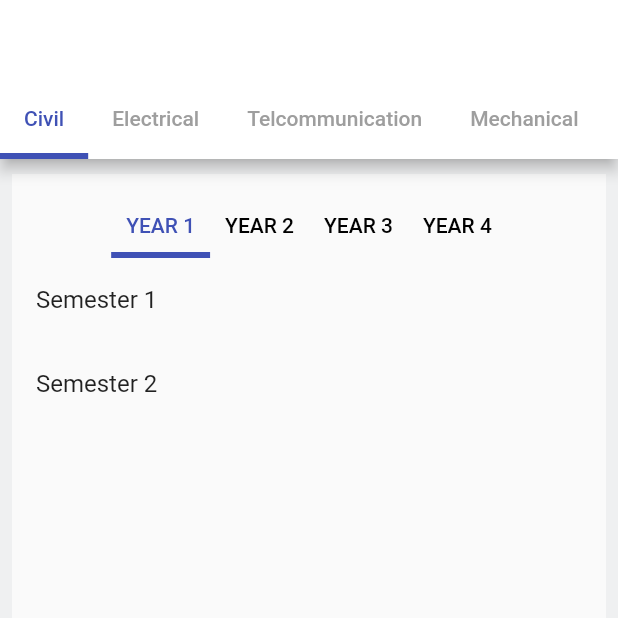
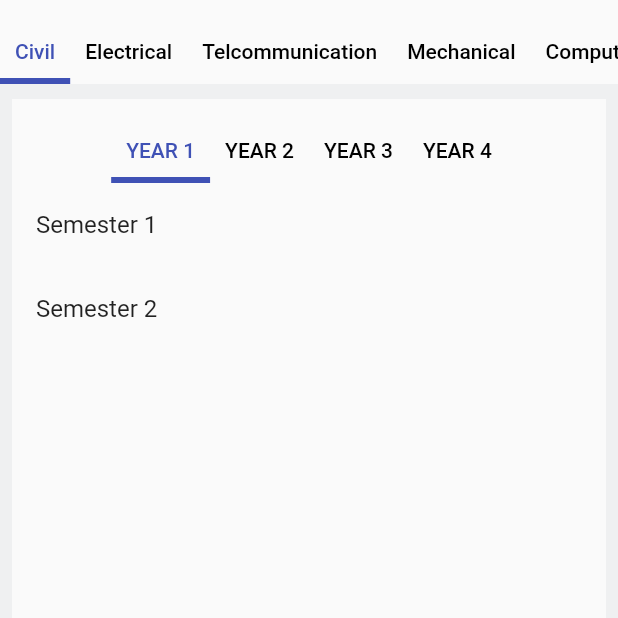
Before and after one commit to nssebirumbi/mes, a Flutter app: the Courses screen opened directly, on a phone screen of 412 x 824 dp, the top half of it. Run offline on Flutter 3.47's test engine with Material 2 defaults, Android fonts, the phone set to English and light mode, and no system bars; our stand-ins replace font_awesome_flutter.

Commit message:
changes in the second level of tabs

```diff
--- a/lib/courses.dart
+++ b/lib/courses.dart
@@ -29,41 +29,51 @@ class _CoursesState extends State<Courses> with SingleTickerProviderStateMixin{
     return DefaultTabController(
       length: 5,
       child: Scaffold(
-        appBar: AppBar(
-          bottom: TabBar(
-            isScrollable: true,
-            indicatorWeight: 4.0,
-            indicatorColor:Color(0xff3f51b5),
-            unselectedLabelColor: Colors.grey,
-             controller: _tabController,
-            tabs: <Widget>[
-              Tab(
-                child:Text('Civil',style: TextStyle( color: _tabController.index == 0
-                          ?  Color( widget.colorVal)
-                          : Colors.grey)),
+        appBar: new PreferredSize(
+          preferredSize: Size.fromHeight(kToolbarHeight),
+          child: new Container(
+            child: new SafeArea(
+              child: Column(
+                children: <Widget>[
+                  new Expanded(child: new Container()),
+                  new TabBar(
+                    isScrollable: true,
+                    controller: _tabController,
+                    labelPadding: EdgeInsets.all(10.0),
+                    indicatorColor: Color(widget.colorVal),
+                    indicatorWeight: 4.0,
+                    tabs: [
+
+                      Text("Civil",
+                          style: TextStyle(
+                              color: _tabController.index == 0
+                                  ? Color(widget.colorVal)
+                                  : Colors.black)),
+                      Text("Electrical",
+                          style: TextStyle(
+                              color: _tabController.index == 1
+                                  ? Color(widget.colorVal)
+                                  : Colors.black)),
+                      Text("Telcommunication",
+                          style: TextStyle(
+                              color: _tabController.index == 2
+                                  ? Color(widget.colorVal)
+                                  : Colors.black)),
+                      Text("Mechanical",
+                          style: TextStyle(
+                              color: _tabController.index == 3
+                                  ? Color(widget.colorVal)
+                                  : Colors.black)),
+                      Text("Computer Engineering",
+                          style: TextStyle(
+                              color: _tabController.index == 3
+                                  ? Color(widget.colorVal)
+                                  : Colors.black)),
+                    ],
+                  ),
+                ],
               ),
-              Tab(
-                child: Text('Electrical',style: TextStyle( color: _tabController.index == 1
-                          ?  Color( widget.colorVal)
-                          : Colors.grey)),
-              ),
-              Tab(
-                child: Text('Telcommunication',style: TextStyle( color: _tabController.index == 2
-                          ?  Color( widget.colorVal)
-                          : Colors.grey)),
-              ),
-
-              Tab(
-                child: Text('Mechanical',style: TextStyle( color: _tabController.index == 4
-                          ?  Color( widget.colorVal)
-                          : Colors.grey)),
-              ),
-              Tab(
-                child: Text('Computer Engineering',style: TextStyle( color: _tabController.index == 5
-                          ?  Color( widget.colorVal)
-                          : Colors.grey)),
-              ),
-            ],
+            ),
           ),
         ),
         body: TabBarView(
@@ -80,15 +90,3 @@ class _CoursesState extends State<Courses> with SingleTickerProviderStateMixin{
     );
   }
 }
-
-Widget TopFreeApps() {
-    return Container(
-      child: ListView(
-        scrollDirection: Axis.vertical,
-        children: <Widget>[
-          SizedBox(height: 40.0)
-
-        ],
-      ),
-    );
-}
```
Also changed, not shown: lib/hometoptabs.dart (+46 -33 lines).
